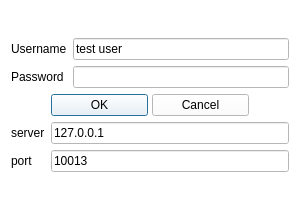
Above: Client/LoginDialog.ui from czimbortibor/linux-chat-application before the change. Below: the same form after it.
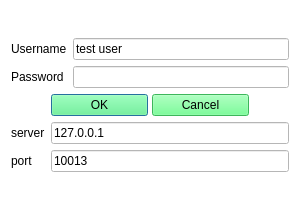
That is the form after the change.

What changed in the file:
```diff
--- a/Client/LoginDialog.ui
+++ b/Client/LoginDialog.ui
@@ -75,6 +75,9 @@
          </item>
          <item>
           <widget class="QPushButton" name="btnOk">
+           <property name="styleSheet">
+            <string notr="true">background-color: rgb(85, 255, 127);</string>
+           </property>
            <property name="text">
             <string>OK</string>
            </property>
@@ -85,6 +88,9 @@
          </item>
          <item>
           <widget class="QPushButton" name="btnCancel">
+           <property name="styleSheet">
+            <string notr="true">background-color: rgb(85, 255, 127);</string>
+           </property>
            <property name="text">
             <string>Cancel</string>
            </property>
```
